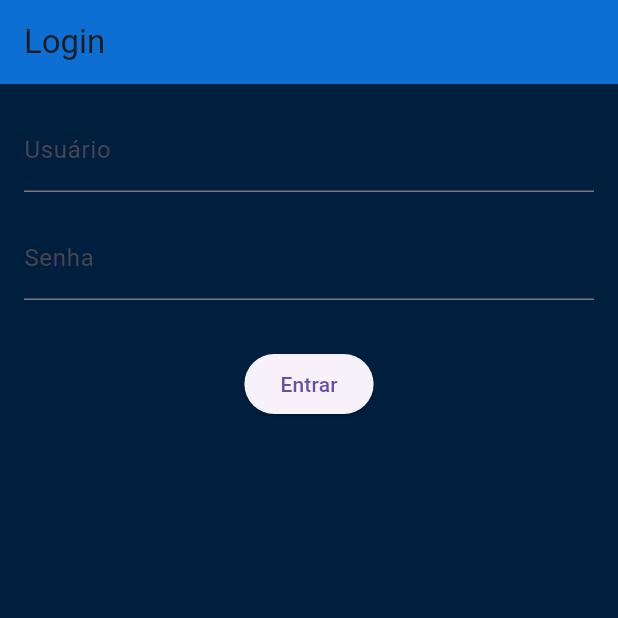
After one commit to PedroBorgonhone/mobile_crypto, a Flutter app: the screen it shows after launch, on a phone screen of 412 x 824 dp, the top half of it. The commit adds this screen. Run offline on Flutter 3.47's test engine with Material 3 defaults, Android fonts, the phone set to English and light mode, and no system bars.

Commit message:
Tela de Login sendo a inicial

```diff
--- a/lib/my_app.dart
+++ b/lib/my_app.dart
@@ -1,5 +1,5 @@
 import 'package:flutter/material.dart';
-import 'package:pedropaulo_cryptos/pages/carteira_moedas.dart';
+import 'package:pedropaulo_cryptos/pages/tela_login.dart';
 
 class MyApp extends StatelessWidget {
   const MyApp({super.key});
@@ -11,8 +11,9 @@ class MyApp extends StatelessWidget {
       debugShowCheckedModeBanner: false,
       theme: ThemeData(
         primarySwatch: Colors.indigo,
+        scaffoldBackgroundColor: Color(0xFF001F3F),
       ),
-      home: const CarteiraMoedas(),
+      home: TelaLogin(),
     );
   }
 }
--- /dev/null
+++ b/lib/pages/tela_login.dart
@@ -0,0 +1,44 @@
+import 'package:flutter/material.dart';
+
+class TelaLogin extends StatelessWidget {
+  const TelaLogin({super.key});
+
+  @override
+  Widget build(BuildContext context) {
+    return Scaffold(
+
+      appBar: AppBar(
+        title: Text('Login'),
+        backgroundColor: Color(0xFF0074D9),
+        elevation: 10.0,
+      ),
+
+      body: Padding(
+        padding: const EdgeInsets.all(16.0),
+        child: Column(
+          children: <Widget>[
+            TextField(
+              decoration: InputDecoration(
+                labelText: 'Usuário',
+              ),
+            ),
+            SizedBox(height: 16.0),
+            TextField(
+              obscureText: true,
+              decoration: InputDecoration(
+                labelText: 'Senha',
+              ),
+            ),
+            SizedBox(height: 32.0),
+            ElevatedButton(
+              onPressed: () {
+                // Lógica de login
+              },
+              child: Text('Entrar'),
+            ),
+          ],
+        ),
+      ),
+    );
+  }
+}
```
